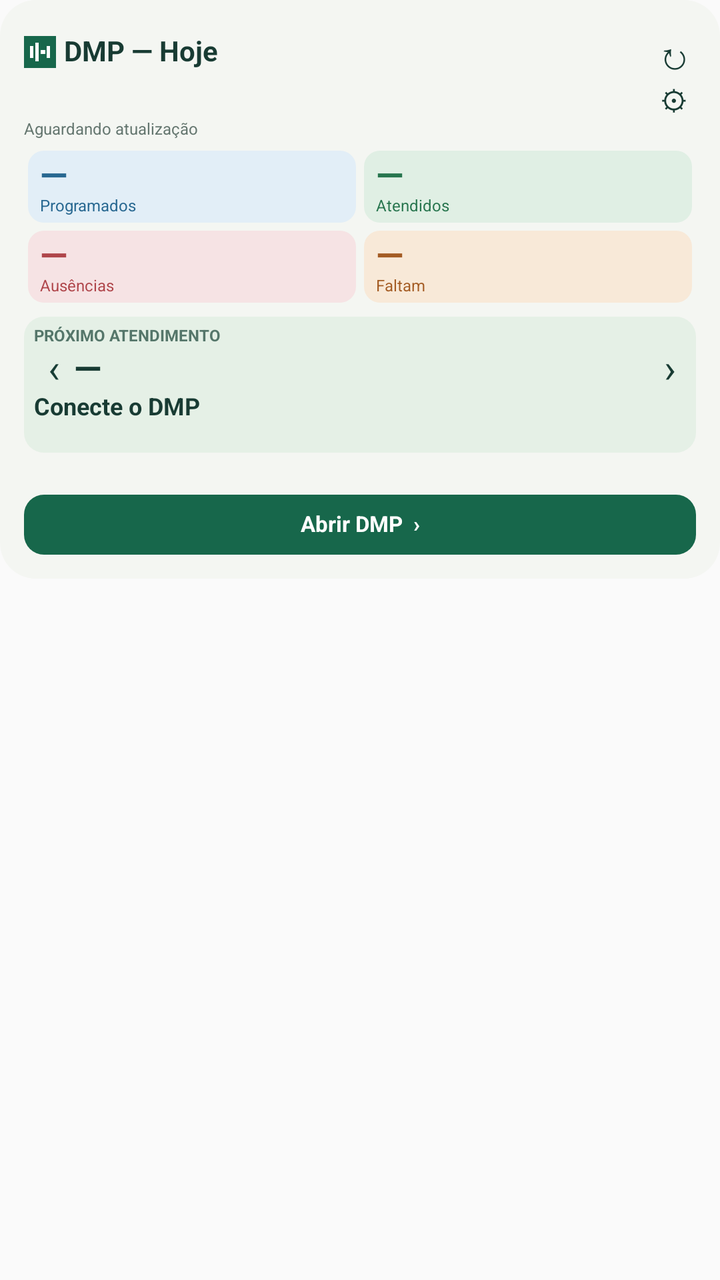
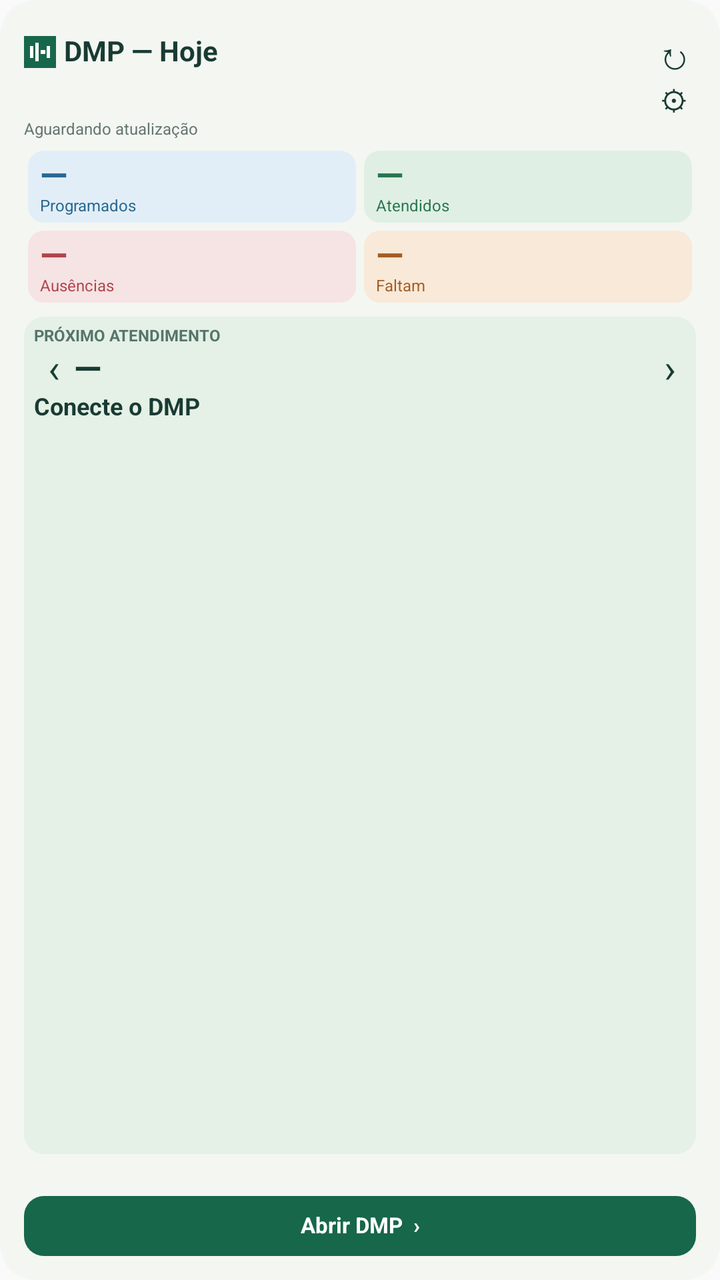

The first picture is an Android layout as it rendered before a commit; the second is the same layout after the commit. The layout source and the unified diff follow.
<!-- AndroidManifest.xml: application theme android:Theme.Material.Light.NoActionBar -->
<!-- res/layout/widget.xml -->
<FrameLayout xmlns:android="http://schemas.android.com/apk/res/android" android:id="@+id/root" android:layout_width="match_parent" android:layout_height="match_parent">
  <RelativeLayout android:id="@+id/shell" android:layout_width="match_parent" android:layout_height="wrap_content">
    <ImageView android:id="@+id/shell_bg" android:layout_width="match_parent" android:layout_height="0dp" android:scaleType="fitXY" android:contentDescription="" android:layout_alignTop="@id/content" android:layout_alignBottom="@id/content" android:src="@drawable/widget_surface" />
    <LinearLayout android:layout_width="match_parent" android:layout_height="wrap_content" android:orientation="vertical" android:padding="12dp" android:id="@+id/content">
      <LinearLayout android:layout_width="match_parent" android:layout_height="28dp" android:orientation="horizontal" android:gravity="center_vertical">
        <ImageView android:layout_width="16dp" android:layout_height="16dp" android:src="@drawable/icon" android:contentDescription="DMP" />
        <TextView android:id="@+id/header" android:layout_width="0dp" android:layout_height="wrap_content" android:text="DMP — Hoje" android:textSize="14sp" android:textColor="#183B33" android:includeFontPadding="false" android:layout_weight="1" android:paddingStart="4dp" android:maxLines="1" android:ellipsize="end" android:textStyle="bold" />
        <TextView android:id="@+id/refresh" android:layout_width="22dp" android:layout_height="24dp" android:text="↻" android:textSize="19sp" android:textColor="#183B33" android:includeFontPadding="false" android:gravity="center" android:contentDescription="Atualizar" />
      </LinearLayout>
      <LinearLayout android:layout_width="match_parent" android:layout_height="20dp" android:orientation="horizontal" android:gravity="center_vertical">
        <TextView android:id="@+id/date" android:layout_width="0dp" android:layout_height="wrap_content" android:text="" android:textSize="9sp" android:includeFontPadding="false" android:layout_weight="1" android:maxLines="1" android:textColor="#5D706A" />
        <TextView android:id="@+id/settings" android:layout_width="22dp" android:layout_height="20dp" android:text="⚙" android:textSize="14sp" android:textColor="#183B33" android:includeFontPadding="false" android:gravity="center" android:contentDescription="Configurar widget" />
      </LinearLayout>
      <TextView android:id="@+id/updated" android:layout_width="match_parent" android:layout_height="wrap_content" android:text="Aguardando atualização" android:textSize="8sp" android:includeFontPadding="false" android:textColor="#64766F" android:paddingBottom="4dp" android:maxLines="1" />
      <LinearLayout android:layout_width="match_parent" android:layout_height="wrap_content" android:orientation="vertical" android:id="@+id/metrics">
        <LinearLayout android:layout_width="match_parent" android:layout_height="wrap_content" android:orientation="horizontal" android:gravity="center_vertical">
          <FrameLayout android:id="@+id/programmed" android:layout_width="0dp" android:layout_weight="1" android:layout_height="36dp" android:layout_margin="2dp">
            <ImageView android:id="@+id/programmed_bg" android:layout_width="match_parent" android:layout_height="match_parent" android:scaleType="fitXY" android:contentDescription="" android:src="@drawable/programmed" />
            <LinearLayout android:layout_width="match_parent" android:layout_height="wrap_content" android:orientation="vertical" android:paddingStart="6dp" android:paddingTop="2dp" android:paddingBottom="2dp">
              <TextView android:id="@+id/programmed_number" android:layout_width="match_parent" android:layout_height="wrap_content" android:text="—" android:textSize="18sp" android:includeFontPadding="false" android:textStyle="bold" android:textColor="#286891" />
              <TextView android:id="@+id/programmed_label" android:layout_width="match_parent" android:layout_height="wrap_content" android:text="Programados" android:textSize="8sp" android:includeFontPadding="false" android:maxLines="1" android:textColor="#286891" />
            </LinearLayout>
          </FrameLayout>
          <FrameLayout android:id="@+id/attended" android:layout_width="0dp" android:layout_weight="1" android:layout_height="36dp" android:layout_margin="2dp">
            <ImageView android:id="@+id/attended_bg" android:layout_width="match_parent" android:layout_height="match_parent" android:scaleType="fitXY" android:contentDescription="" android:src="@drawable/attended" />
            <LinearLayout android:layout_width="match_parent" android:layout_height="wrap_content" android:orientation="vertical" android:paddingStart="6dp" android:paddingTop="2dp" android:paddingBottom="2dp">
              <TextView android:id="@+id/attended_number" android:layout_width="match_parent" android:layout_height="wrap_content" android:text="—" android:textSize="18sp" android:includeFontPadding="false" android:textStyle="bold" android:textColor="#27754E" />
              <TextView android:id="@+id/attended_label" android:layout_width="match_parent" android:layout_height="wrap_content" android:text="Atendidos" android:textSize="8sp" android:includeFontPadding="false" android:maxLines="1" android:textColor="#27754E" />
            </LinearLayout>
          </FrameLayout>
        </LinearLayout>
        <LinearLayout android:layout_width="match_parent" android:layout_height="wrap_content" android:orientation="horizontal" android:gravity="center_vertical">
          <FrameLayout android:id="@+id/absent" android:layout_width="0dp" android:layout_weight="1" android:layout_height="36dp" android:layout_margin="2dp">
            <ImageView android:id="@+id/absent_bg" android:layout_width="match_parent" android:layout_height="match_parent" android:scaleType="fitXY" android:contentDescription="" android:src="@drawable/absent" />
            <LinearLayout android:layout_width="match_parent" android:layout_height="wrap_content" android:orientation="vertical" android:paddingStart="6dp" android:paddingTop="2dp" android:paddingBottom="2dp">
              <TextView android:id="@+id/absent_number" android:layout_width="match_parent" android:layout_height="wrap_content" android:text="—" android:textSize="18sp" android:includeFontPadding="false" android:textStyle="bold" android:textColor="#AF454A" />
              <TextView android:id="@+id/absent_label" android:layout_width="match_parent" android:layout_height="wrap_content" android:text="Ausências" android:textSize="8sp" android:includeFontPadding="false" android:maxLines="1" android:textColor="#AF454A" />
            </LinearLayout>
          </FrameLayout>
          <FrameLayout android:id="@+id/remaining" android:layout_width="0dp" android:layout_weight="1" android:layout_height="36dp" android:layout_margin="2dp">
            <ImageView android:id="@+id/remaining_bg" android:layout_width="match_parent" android:layout_height="match_parent" android:scaleType="fitXY" android:contentDescription="" android:src="@drawable/remaining" />
            <LinearLayout android:layout_width="match_parent" android:layout_height="wrap_content" android:orientation="vertical" android:paddingStart="6dp" android:paddingTop="2dp" android:paddingBottom="2dp">
              <TextView android:id="@+id/remaining_number" android:layout_width="match_parent" android:layout_height="wrap_content" android:text="—" android:textSize="18sp" android:includeFontPadding="false" android:textStyle="bold" android:textColor="#A45C24" />
              <TextView android:id="@+id/remaining_label" android:layout_width="match_parent" android:layout_height="wrap_content" android:text="Faltam" android:textSize="8sp" android:includeFontPadding="false" android:maxLines="1" android:textColor="#A45C24" />
            </LinearLayout>
          </FrameLayout>
        </LinearLayout>
      </LinearLayout>
      <RelativeLayout android:id="@+id/next" android:layout_width="match_parent" android:layout_height="wrap_content" android:layout_marginTop="5dp">
        <ImageView android:id="@+id/next_bg" android:layout_width="match_parent" android:layout_height="0dp" android:scaleType="fitXY" android:contentDescription="" android:layout_alignTop="@id/next_content" android:layout_alignBottom="@id/next_content" android:src="@drawable/next" />
        <TextView android:id="@+id/next_category" android:layout_width="3dp" android:layout_height="0dp" android:layout_alignTop="@id/next_content" android:layout_alignBottom="@id/next_content" />
        <LinearLayout android:layout_width="match_parent" android:layout_height="wrap_content" android:orientation="vertical" android:padding="5dp" android:id="@+id/next_content">
          <TextView android:id="@+id/next_label" android:layout_width="match_parent" android:layout_height="wrap_content" android:text="PRÓXIMO ATENDIMENTO" android:textSize="8sp" android:includeFontPadding="false" android:textStyle="bold" android:textColor="#55766A" android:maxLines="1" />
          <LinearLayout android:layout_width="match_parent" android:layout_height="wrap_content" android:orientation="horizontal" android:gravity="center_vertical">
            <TextView android:id="@+id/next_previous" android:layout_width="20dp" android:layout_height="24dp" android:gravity="center" android:text="‹" android:textSize="20sp" android:textColor="#173D35" android:includeFontPadding="false" android:contentDescription="Atendimento anterior" />
            <TextView android:id="@+id/next_time" android:layout_width="0dp" android:layout_height="wrap_content" android:text="—" android:textSize="18sp" android:textColor="#183B33" android:includeFontPadding="false" android:layout_weight="1" android:textStyle="bold" />
            <TextView android:id="@+id/next_arrow" android:layout_width="16dp" android:layout_height="wrap_content" android:text="›" android:textSize="20sp" android:textColor="#183B33" android:includeFontPadding="false" android:gravity="center" />
          </LinearLayout>
          <TextView android:id="@+id/next_title" android:layout_width="match_parent" android:layout_height="wrap_content" android:text="Conecte o DMP" android:textSize="12sp" android:textColor="#183B33" android:includeFontPadding="false" android:textStyle="bold" android:maxLines="1" android:ellipsize="end" />
          <TextView android:id="@+id/next_type" android:layout_width="match_parent" android:layout_height="wrap_content" android:text="" android:textSize="9sp" android:includeFontPadding="false" android:textColor="#62746D" android:maxLines="1" android:ellipsize="end" />
        </LinearLayout>
      </RelativeLayout>
      <LinearLayout android:layout_width="match_parent" android:layout_height="wrap_content" android:orientation="vertical" android:layout_marginTop="5dp" android:id="@+id/workouts">
</LinearLayout>
      <LinearLayout android:layout_width="match_parent" android:layout_height="wrap_content" android:orientation="vertical" android:layout_marginTop="5dp" android:id="@+id/notes">
</LinearLayout>
      <LinearLayout android:layout_width="match_parent" android:layout_height="wrap_content" android:orientation="vertical" android:layout_marginTop="5dp" android:id="@+id/calendar">
</LinearLayout>
      <TextView android:id="@+id/open" android:layout_width="match_parent" android:layout_height="30dp" android:text="Abrir DMP  ›" android:textSize="11sp" android:includeFontPadding="false" android:background="@drawable/widget_button" android:textColor="#FFFFFF" android:gravity="center" android:textStyle="bold" android:layout_marginTop="6dp" />
    </LinearLayout>
  </RelativeLayout>
</FrameLayout>
<!-- resources referenced by this layout -->
<resources>
  <!-- drawable absent (drawable) -->
  <shape xmlns:android="http://schemas.android.com/apk/res/android" android:shape="rectangle"><solid android:color="#F6E3E4"/><corners android:radius="8dp"/></shape>
  <!-- drawable attended (drawable) -->
  <shape xmlns:android="http://schemas.android.com/apk/res/android" android:shape="rectangle"><solid android:color="#E0EFE4"/><corners android:radius="8dp"/></shape>
  <!-- drawable icon (drawable) -->
  <vector xmlns:android="http://schemas.android.com/apk/res/android" android:width="48dp" android:height="48dp" android:viewportWidth="48" android:viewportHeight="48"><path android:fillColor="#17674B" android:pathData="M0,0h48v48h-48z"/><path android:fillColor="#FFFFFF" android:pathData="M9,15h5v18h-5zM17,10h5v28h-5zM25,21h7v6h-7zM34,15h5v18h-5z"/></vector>
  <!-- drawable next (drawable) -->
  <shape xmlns:android="http://schemas.android.com/apk/res/android" android:shape="rectangle"><solid android:color="#E5F0E6"/><corners android:radius="10dp"/></shape>
  <!-- drawable programmed (drawable) -->
  <shape xmlns:android="http://schemas.android.com/apk/res/android" android:shape="rectangle"><solid android:color="#E2EEF7"/><corners android:radius="8dp"/></shape>
  <!-- drawable remaining (drawable) -->
  <shape xmlns:android="http://schemas.android.com/apk/res/android" android:shape="rectangle"><solid android:color="#F8E9D8"/><corners android:radius="8dp"/></shape>
  <!-- drawable widget_button (drawable) -->
  <shape xmlns:android="http://schemas.android.com/apk/res/android" android:shape="rectangle"><solid android:color="#17674B"/><corners android:radius="10dp"/></shape>
  <!-- drawable widget_surface (drawable) -->
  <shape xmlns:android="http://schemas.android.com/apk/res/android" android:shape="rectangle"><solid android:color="#F4F6F2"/><corners android:radius="18dp"/></shape>
</resources>

<!-- the commit's change to res/layout/widget.xml (unified diff, before → after) -->
@@ -1,7 +1,7 @@
 <FrameLayout xmlns:android="http://schemas.android.com/apk/res/android" android:id="@+id/root" android:layout_width="match_parent" android:layout_height="match_parent">
-  <RelativeLayout android:id="@+id/shell" android:layout_width="match_parent" android:layout_height="wrap_content">
+  <RelativeLayout android:id="@+id/shell" android:layout_width="match_parent" android:layout_height="match_parent">
     <ImageView android:id="@+id/shell_bg" android:layout_width="match_parent" android:layout_height="0dp" android:scaleType="fitXY" android:contentDescription="" android:layout_alignTop="@id/content" android:layout_alignBottom="@id/content" android:src="@drawable/widget_surface" />
-    <LinearLayout android:layout_width="match_parent" android:layout_height="wrap_content" android:orientation="vertical" android:padding="12dp" android:id="@+id/content">
+    <LinearLayout android:layout_width="match_parent" android:layout_height="match_parent" android:orientation="vertical" android:padding="12dp" android:id="@+id/content">
       <LinearLayout android:layout_width="match_parent" android:layout_height="28dp" android:orientation="horizontal" android:gravity="center_vertical">
         <ImageView android:layout_width="16dp" android:layout_height="16dp" android:src="@drawable/icon" android:contentDescription="DMP" />
         <TextView android:id="@+id/header" android:layout_width="0dp" android:layout_height="wrap_content" android:text="DMP — Hoje" android:textSize="14sp" android:textColor="#183B33" android:includeFontPadding="false" android:layout_weight="1" android:paddingStart="4dp" android:maxLines="1" android:ellipsize="end" android:textStyle="bold" />
@@ -46,9 +46,9 @@
           </FrameLayout>
         </LinearLayout>
       </LinearLayout>
-      <RelativeLayout android:id="@+id/next" android:layout_width="match_parent" android:layout_height="wrap_content" android:layout_marginTop="5dp">
-        <ImageView android:id="@+id/next_bg" android:layout_width="match_parent" android:layout_height="0dp" android:scaleType="fitXY" android:contentDescription="" android:layout_alignTop="@id/next_content" android:layout_alignBottom="@id/next_content" android:src="@drawable/next" />
-        <TextView android:id="@+id/next_category" android:layout_width="3dp" android:layout_height="0dp" android:layout_alignTop="@id/next_content" android:layout_alignBottom="@id/next_content" />
+      <RelativeLayout android:id="@+id/next" android:layout_width="match_parent" android:layout_height="0dp" android:layout_weight="1" android:layout_marginTop="5dp">
+        <ImageView android:id="@+id/next_bg" android:layout_width="match_parent" android:layout_height="0dp" android:scaleType="fitXY" android:contentDescription="" android:layout_alignParentTop="true" android:layout_alignParentBottom="true" android:src="@drawable/next" />
+        <TextView android:id="@+id/next_category" android:layout_width="3dp" android:layout_height="0dp" android:layout_alignParentTop="true" android:layout_alignParentBottom="true" />
         <LinearLayout android:layout_width="match_parent" android:layout_height="wrap_content" android:orientation="vertical" android:padding="5dp" android:id="@+id/next_content">
           <TextView android:id="@+id/next_label" android:layout_width="match_parent" android:layout_height="wrap_content" android:text="PRÓXIMO ATENDIMENTO" android:textSize="8sp" android:includeFontPadding="false" android:textStyle="bold" android:textColor="#55766A" android:maxLines="1" />
           <LinearLayout android:layout_width="match_parent" android:layout_height="wrap_content" android:orientation="horizontal" android:gravity="center_vertical">
